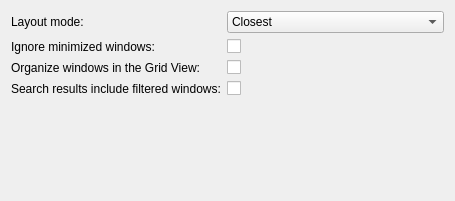
First picture: the form in src/plugins/overview/kcm/overvieweffectkcm.ui, repository KDE/kwin, before the edit.
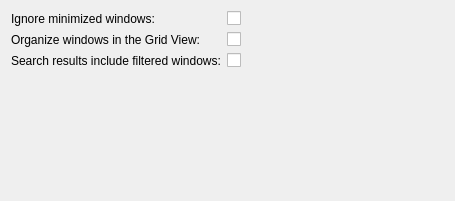
Second picture: the form after the edit. Custom widgets are drawn as their Qt base class.

Commit message: effects/overview: implement new layout algorithm

What changed in the file:
```diff
--- a/src/plugins/overview/kcm/overvieweffectkcm.ui
+++ b/src/plugins/overview/kcm/overvieweffectkcm.ui
@@ -17,62 +17,41 @@
   </property>
   <layout class="QFormLayout" name="formLayout">
    <item row="0" column="0">
-    <widget class="QLabel" name="label_LayoutMode">
-     <property name="text">
-      <string>Layout mode:</string>
-     </property>
-    </widget>
-   </item>
-   <item row="0" column="1">
-    <widget class="QComboBox" name="kcfg_LayoutMode">
-     <item>
-      <property name="text">
-       <string>Closest</string>
-      </property>
-     </item>
-     <item>
-      <property name="text">
-       <string>Natural</string>
-      </property>
-     </item>
-    </widget>
-   </item>
-   <item row="1" column="0">
     <widget class="QLabel" name="label">
      <property name="text">
       <string>Ignore minimized windows:</string>
      </property>
     </widget>
    </item>
-   <item row="1" column="1">
+   <item row="0" column="1">
     <widget class="QCheckBox" name="kcfg_IgnoreMinimized">
      <property name="text">
       <string/>
      </property>
     </widget>
    </item>
-   <item row="2" column="0">
+   <item row="1" column="0">
     <widget class="QLabel" name="label">
      <property name="text">
       <string>Organize windows in the Grid View:</string>
      </property>
     </widget>
    </item>
-   <item row="2" column="1">
+   <item row="1" column="1">
     <widget class="QCheckBox" name="kcfg_OrganizedGrid">
      <property name="text">
       <string/>
      </property>
     </widget>
    </item>
-   <item row="3" column="0">
+   <item row="2" column="0">
     <widget class="QLabel" name="label_FilterWindows">
      <property name="text">
       <string>Search results include filtered windows:</string>
      </property>
     </widget>
    </item>
-   <item row="3" column="1">
+   <item row="2" column="1">
     <widget class="QCheckBox" name="kcfg_FilterWindows">
      <property name="text">
       <string/>
```
Left out of the diff: 2 changed lines with no effect on the pictures. The commit also changes 12 other files.
